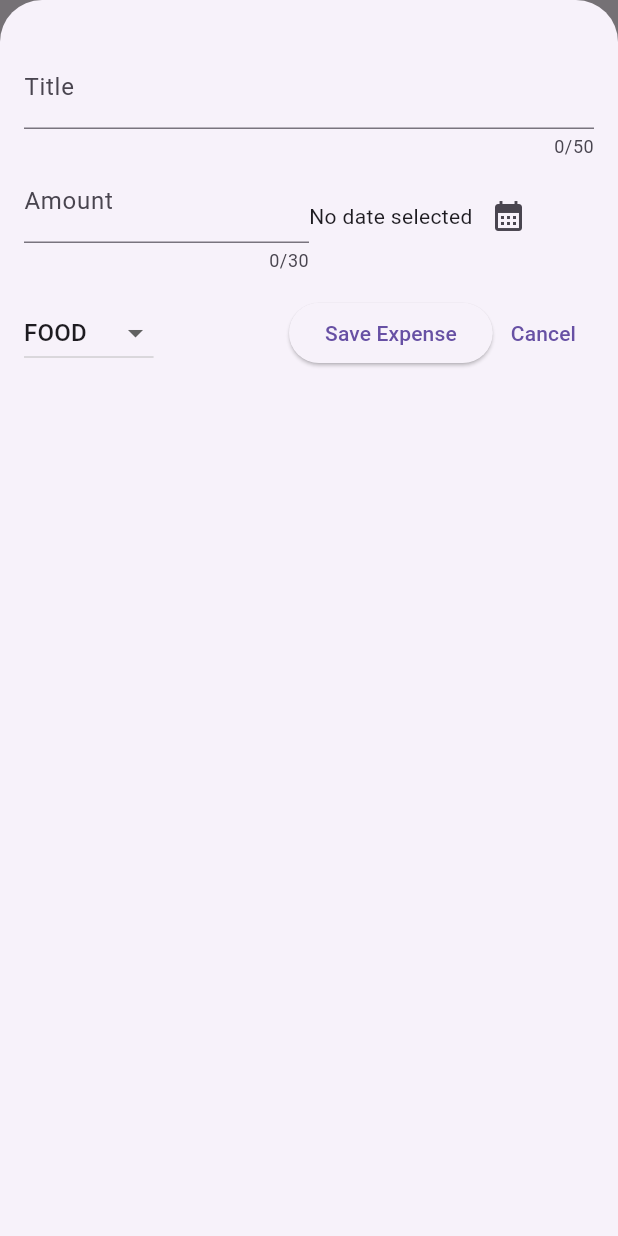
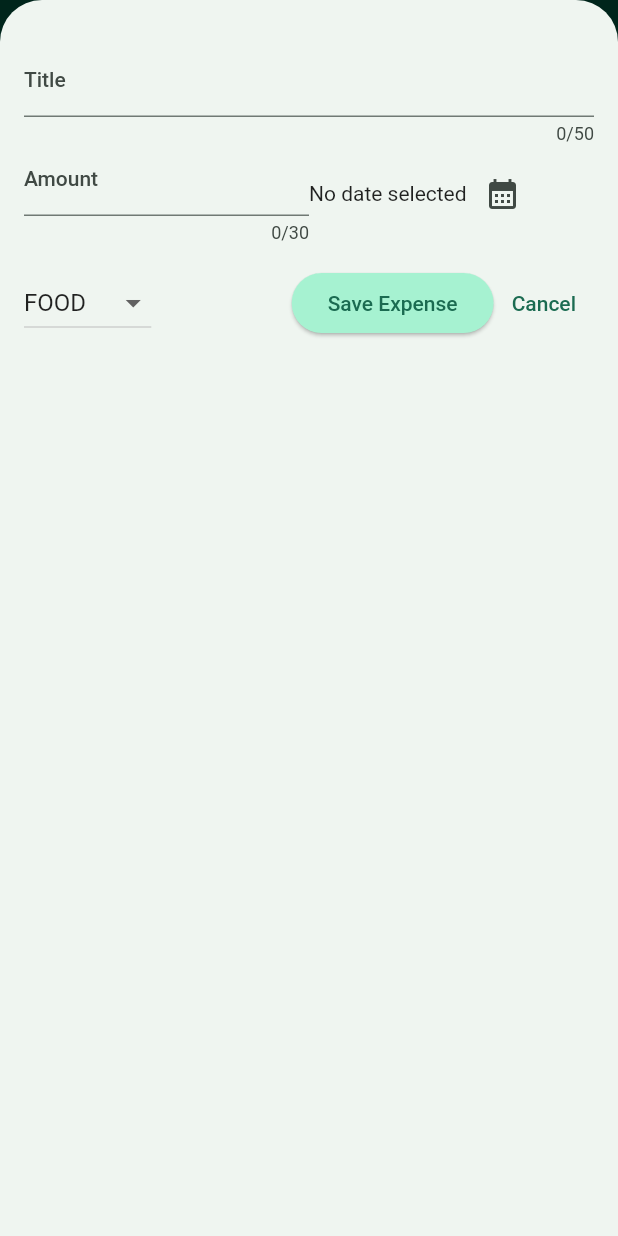
Before and after one commit to abouzia/expenses_tracker, a Flutter app: the screen it shows after launch, after a tap on the "add" icon, on a phone screen of 412 x 824 dp. Run offline on Flutter 3.47's test engine with Material 2 defaults, Android fonts, the phone set to English and light mode, and no system bars.

Commit message:
make expenses page responsive on landscape mode

```diff
--- a/lib/main.dart
+++ b/lib/main.dart
@@ -1,10 +1,60 @@
 import 'package:expenses_tracker/widgets/expenses.dart';
 import 'package:flutter/material.dart';
 
+var kColorScheme =
+    ColorScheme.fromSeed(seedColor: const Color.fromARGB(255, 0, 204, 153));
+
+var kDarkColorScheme = ColorScheme.fromSeed(
+  brightness: Brightness.dark,
+  seedColor: const Color.fromARGB(255, 0, 82, 61),
+);
 void main() {
   runApp(
     MaterialApp(
-      theme: ThemeData(useMaterial3: true),
+      darkTheme: ThemeData.dark().copyWith(
+        useMaterial3: true,
+        colorScheme: kDarkColorScheme,
+        cardTheme: const CardTheme().copyWith(
+          color: kDarkColorScheme.secondaryContainer,
+          margin: const EdgeInsets.symmetric(
+            horizontal: 12,
+            vertical: 6,
+          ),
+        ),
+        elevatedButtonTheme: ElevatedButtonThemeData(
+          style: ElevatedButton.styleFrom(
+              backgroundColor: kDarkColorScheme.primaryContainer,
+              foregroundColor: kDarkColorScheme.onPrimaryContainer),
+        ),
+      ),
+      theme: ThemeData().copyWith(
+        useMaterial3: true,
+        colorScheme: kColorScheme,
+        appBarTheme: const AppBarTheme().copyWith(
+          backgroundColor: kColorScheme.onPrimaryContainer,
+          foregroundColor: kColorScheme.primaryContainer,
+        ),
+        cardTheme: const CardTheme().copyWith(
+          color: kColorScheme.secondaryContainer,
+          margin: const EdgeInsets.symmetric(
+            horizontal: 12,
+            vertical: 6,
+          ),
+        ),
+        elevatedButtonTheme: ElevatedButtonThemeData(
+          style: ElevatedButton.styleFrom(
+            backgroundColor: kColorScheme.primaryContainer,
+          ),
+        ),
+        textTheme: ThemeData().textTheme.copyWith(
+              titleLarge: TextStyle(
+                fontWeight: FontWeight.normal,
+                color: kColorScheme.onSecondaryContainer,
+                fontSize: 18,
+              ),
+            ),
+      ),
+      //themeMode: ThemeMode.system,
       home: const Expenses(),
     ),
   );
--- /dev/null
+++ b/lib/widgets/charts/chart.dart
@@ -0,0 +1,96 @@
+import 'package:expenses_tracker/widgets/expenses.dart';
+import 'package:flutter/material.dart';
+
+import 'package:expenses_tracker/widgets/charts/chart_bar.dart';
+import 'package:expenses_tracker/models/expense.dart';
+
+class Chart extends StatelessWidget {
+  const Chart({super.key, required this.expenses});
+
+  final List<Expense> expenses;
+
+  List<ExpenseBucket> get buckets {
+    return [
+      ExpenseBucket.forCategory(expenses, Category.food),
+      ExpenseBucket.forCategory(expenses, Category.leisure),
+      ExpenseBucket.forCategory(expenses, Category.travel),
+      ExpenseBucket.forCategory(expenses, Category.work),
+    ];
+  }
+
+  double get maxTotalExpense {
+    double maxTotalExpense = 0;
+
+    for (final bucket in buckets) {
+      if (bucket.totalExpenses > maxTotalExpense) {
+        maxTotalExpense = bucket.totalExpenses;
+      }
+    }
+
+    return maxTotalExpense;
+  }
+
+  @override
+  Widget build(BuildContext context) {
+    final isDarkMode =
+        MediaQuery.of(context).platformBrightness == Brightness.dark;
+    return Container(
+      margin: const EdgeInsets.all(16),
+      padding: const EdgeInsets.symmetric(
+        vertical: 16,
+        horizontal: 8,
+      ),
+      width: double.infinity,
+      height: 180,
+      decoration: BoxDecoration(
+        borderRadius: BorderRadius.circular(8),
+        gradient: LinearGradient(
+          colors: [
+            Theme.of(context).colorScheme.primary.withOpacity(0.3),
+            Theme.of(context).colorScheme.primary.withOpacity(0.0)
+          ],
+          begin: Alignment.bottomCenter,
+          end: Alignment.topCenter,
+        ),
+      ),
+      child: Column(
+        children: [
+          Expanded(
+            child: Row(
+              crossAxisAlignment: CrossAxisAlignment.end,
+              children: [
+                for (final bucket in buckets) // alternative to map()
+                  ChartBar(
+                    fill: bucket.totalExpenses == 0
+                        ? 0
+                        : bucket.totalExpenses / maxTotalExpense,
+                  )
+              ],
+            ),
+          ),
+          const SizedBox(height: 12),
+          Row(
+            children: buckets
+                .map(
+                  (bucket) => Expanded(
+                    child: Padding(
+                      padding: const EdgeInsets.symmetric(horizontal: 4),
+                      child: Icon(
+                        categoryIcons[bucket.category],
+                        color: isDarkMode
+                            ? Theme.of(context).colorScheme.secondary
+                            : Theme.of(context)
+                                .colorScheme
+                                .primary
+                                .withOpacity(0.7),
+                      ),
+                    ),
+                  ),
+                )
+                .toList(),
+          )
+        ],
+      ),
+    );
+  }
+}
--- /dev/null
+++ b/lib/widgets/charts/chart_bar.dart
@@ -0,0 +1,34 @@
+import 'package:flutter/material.dart';
+
+class ChartBar extends StatelessWidget {
+  const ChartBar({
+    super.key,
+    required this.fill,
+  });
+
+  final double fill;
+
+  @override
+  Widget build(BuildContext context) {
+    final isDarkMode =
+        MediaQuery.of(context).platformBrightness == Brightness.dark;
+    return Expanded(
+      child: Padding(
+        padding: const EdgeInsets.symmetric(horizontal: 4),
+        child: FractionallySizedBox(
+          heightFactor: fill,
+          child: DecoratedBox(
+            decoration: BoxDecoration(
+              shape: BoxShape.rectangle,
+              borderRadius:
+                  const BorderRadius.vertical(top: Radius.circular(8)),
+              color: isDarkMode
+                  ? Theme.of(context).colorScheme.secondary
+                  : Theme.of(context).colorScheme.primary.withOpacity(0.65),
+            ),
+          ),
+        ),
+      ),
+    );
+  }
+}
--- a/lib/widgets/expenses.dart
+++ b/lib/widgets/expenses.dart
@@ -1,3 +1,4 @@
+import 'package:expenses_tracker/widgets/charts/chart.dart';
 import 'package:expenses_tracker/widgets/expenses_list/expenses_list.dart';
 import 'package:expenses_tracker/models/expense.dart';
 import 'package:expenses_tracker/widgets/new_expense.dart';
@@ -65,6 +66,8 @@ class _ExpensesState extends State<Expenses> {
 
   @override
   Widget build(BuildContext context) {
+    final width = MediaQuery.of(context).size.width;
+
     return Scaffold(
       appBar: AppBar(
         title: const Text('Flutter Expense Tracker'),
@@ -76,9 +79,21 @@ class _ExpensesState extends State<Expenses> {
         ],
       ),
       body: Center(
-          child: Column(
+        child: width < 600
+            ? Column(
                 children: [
-              const Text('The chart'),
+                  Chart(expenses: _expensesList),
+                  Expanded(
+                    child: ExpensesList(
+                      expenses: _expensesList,
+                      onDeleteExpense: _deleteExpense,
+                    ),
+                  ),
+                ],
+              )
+            : Row(
+                children: [
+                  Expanded(child: Chart(expenses: _expensesList)),
                   Expanded(
                     child: ExpensesList(
                       expenses: _expensesList,
@@ -87,6 +102,32 @@ class _ExpensesState extends State<Expenses> {
                   ),
                 ],
               ),
-        ));
+      ),
+    );
   }
 }
+
+class ExpenseBucket {
+  const ExpenseBucket({
+    required this.category,
+    required this.expenses,
+  });
+
+  ExpenseBucket.forCategory(List<Expense> allExpenses, this.category)
+      : expenses = allExpenses
+            .where((expense) => expense.category == category)
+            .toList();
+
+  final Category category;
+  final List<Expense> expenses;
+
+  double get totalExpenses {
+    double sum = 0;
+
+    for (final expense in expenses) {
+      sum += expense.amount;
+    }
+
+    return sum;
+  }
+}
--- a/lib/widgets/expenses_list/expense_item.dart
+++ b/lib/widgets/expenses_list/expense_item.dart
@@ -15,8 +15,12 @@ class ExpenseItem extends StatelessWidget {
           vertical: 16,
         ),
         child: Column(
+          crossAxisAlignment: CrossAxisAlignment.start,
           children: [
-            Text(expense.title),
+            Text(
+              expense.title,
+              style: Theme.of(context).textTheme.titleLarge,
+            ),
             const SizedBox(
               height: 10,
             ),
--- a/lib/widgets/expenses_list/expenses_list.dart
+++ b/lib/widgets/expenses_list/expenses_list.dart
@@ -17,6 +17,12 @@ class ExpensesList extends StatelessWidget {
     return ListView.builder(
       itemCount: expenses.length,
       itemBuilder: (context, index) => Dismissible(
+        background: Container(
+          color: Theme.of(context).colorScheme.error.withOpacity(0.85),
+          margin: EdgeInsets.symmetric(
+            horizontal: Theme.of(context).cardTheme.margin!.horizontal,
+          ),
+        ),
         key: ValueKey(expenses[index]),
         onDismissed: (direction) => onDeleteExpense(expenses[index]),
         child: ExpenseItem(
--- a/pubspec.yaml
+++ b/pubspec.yaml
@@ -37,6 +37,7 @@ dependencies:
   cupertino_icons: ^1.0.2
   uuid: ^4.1.0
   intl: ^0.18.1
+  google_fonts: ^6.1.0
 
 dev_dependencies:
   flutter_test:
```
Also changed, not shown: pubspec.lock, 1 other file. Lines whose indentation alone changed are shown as unchanged.
